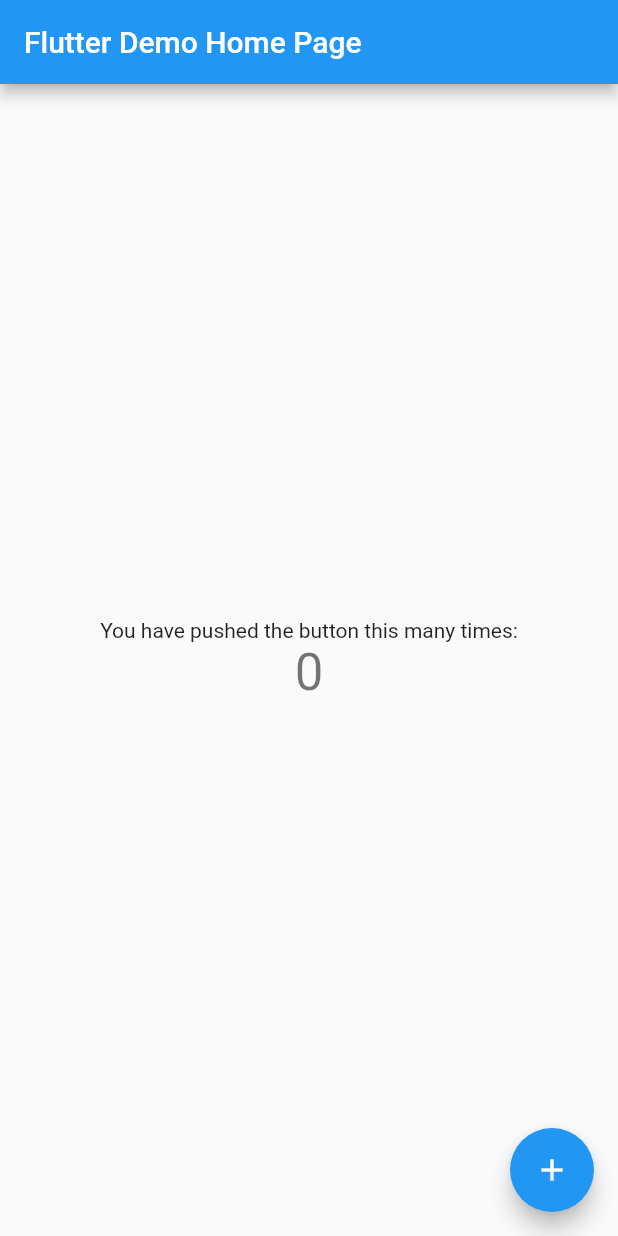
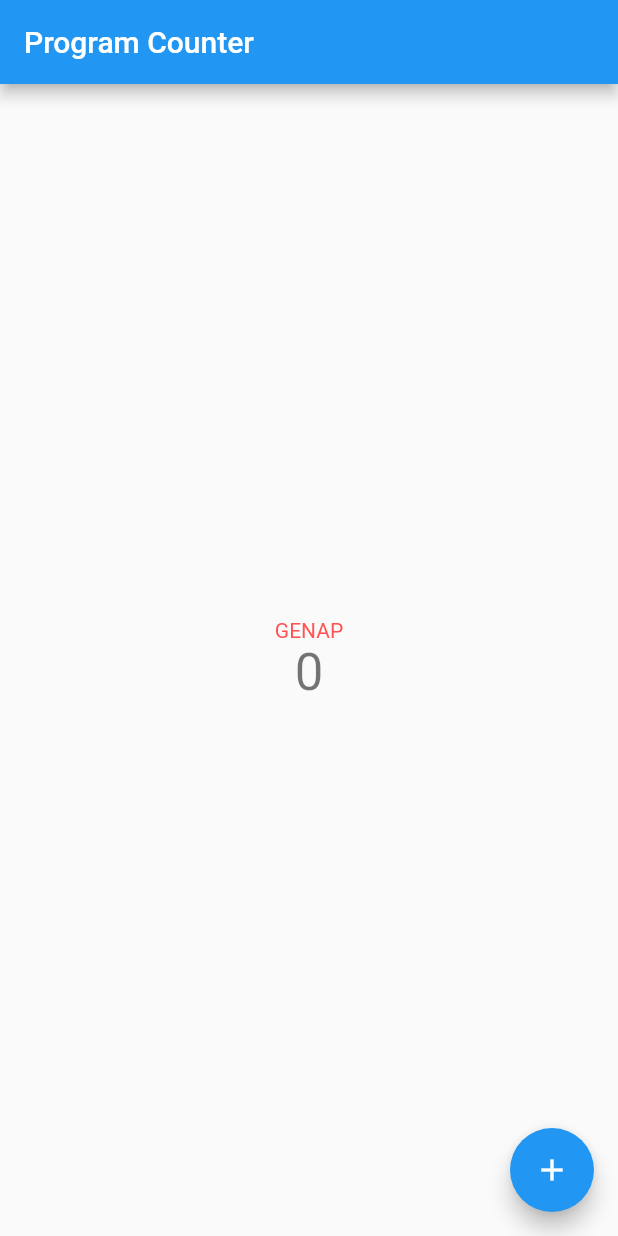
Before and after one commit to fajarriv/pbp-flutter-lab, a Flutter app: the screen it shows after launch, on a phone screen of 412 x 824 dp. Run offline on Flutter 3.47's test engine with Material 2 defaults, Android fonts, the phone set to English and light mode, and no system bars.

Commit message:
Finisihing Assignment 7

```diff
--- a/lib/main.dart
+++ b/lib/main.dart
@@ -1,4 +1,5 @@
 import 'package:flutter/material.dart';
+import 'package:counter_7/tugas7.dart';
 
 void main() {
   runApp(const MyApp());
@@ -11,7 +12,7 @@ class MyApp extends StatelessWidget {
   @override
   Widget build(BuildContext context) {
     return MaterialApp(
-      title: 'Flutter Demo',
+      title: 'Program Counter',
       theme: ThemeData(
         // This is the theme of your application.
         //
@@ -24,92 +25,92 @@ class MyApp extends StatelessWidget {
         // is not restarted.
         primarySwatch: Colors.blue,
       ),
-      home: const MyHomePage(title: 'Flutter Demo Home Page'),
+      home: const Counter()
     );
   }
 }
 
-class MyHomePage extends StatefulWidget {
-  const MyHomePage({super.key, required this.title});
+// class MyHomePage extends StatefulWidget {
+//   const MyHomePage({super.key, required this.title});
 
-  // This widget is the home page of your application. It is stateful, meaning
-  // that it has a State object (defined below) that contains fields that affect
-  // how it looks.
+//   // This widget is the home page of your application. It is stateful, meaning
+//   // that it has a State object (defined below) that contains fields that affect
+//   // how it looks.
 
-  // This class is the configuration for the state. It holds the values (in this
-  // case the title) provided by the parent (in this case the App widget) and
-  // used by the build method of the State. Fields in a Widget subclass are
-  // always marked "final".
+//   // This class is the configuration for the state. It holds the values (in this
+//   // case the title) provided by the parent (in this case the App widget) and
+//   // used by the build method of the State. Fields in a Widget subclass are
+//   // always marked "final".
 
-  final String title;
+//   final String title;
 
-  @override
-  State<MyHomePage> createState() => _MyHomePageState();
-}
+//   @override
+//   State<MyHomePage> createState() => _MyHomePageState();
+// }
 
-class _MyHomePageState extends State<MyHomePage> {
-  int _counter = 0;
+// class _MyHomePageState extends State<MyHomePage> {
+//   int _counter = 0;
 
-  void _incrementCounter() {
-    setState(() {
-      // This call to setState tells the Flutter framework that something has
-      // changed in this State, which causes it to rerun the build method below
-      // so that the display can reflect the updated values. If we changed
-      // _counter without calling setState(), then the build method would not be
-      // called again, and so nothing would appear to happen.
-      _counter++;
-    });
-  }
+//   void _incrementCounter() {
+//     setState(() {
+//       // This call to setState tells the Flutter framework that something has
+//       // changed in this State, which causes it to rerun the build method below
+//       // so that the display can reflect the updated values. If we changed
+//       // _counter without calling setState(), then the build method would not be
+//       // called again, and so nothing would appear to happen.
+//       _counter++;
+//     });
+//   }
 
-  @override
-  Widget build(BuildContext context) {
-    // This method is rerun every time setState is called, for instance as done
-    // by the _incrementCounter method above.
-    //
-    // The Flutter framework has been optimized to make rerunning build methods
-    // fast, so that you can just rebuild anything that needs updating rather
-    // than having to individually change instances of widgets.
-    return Scaffold(
-      appBar: AppBar(
-        // Here we take the value from the MyHomePage object that was created by
-        // the App.build method, and use it to set our appbar title.
-        title: Text(widget.title),
-      ),
-      body: Center(
-        // Center is a layout widget. It takes a single child and positions it
-        // in the middle of the parent.
-        child: Column(
-          // Column is also a layout widget. It takes a list of children and
-          // arranges them vertically. By default, it sizes itself to fit its
-          // children horizontally, and tries to be as tall as its parent.
-          //
-          // Invoke "debug painting" (press "p" in the console, choose the
-          // "Toggle Debug Paint" action from the Flutter Inspector in Android
-          // Studio, or the "Toggle Debug Paint" command in Visual Studio Code)
-          // to see the wireframe for each widget.
-          //
-          // Column has various properties to control how it sizes itself and
-          // how it positions its children. Here we use mainAxisAlignment to
-          // center the children vertically; the main axis here is the vertical
-          // axis because Columns are vertical (the cross axis would be
-          // horizontal).
-          mainAxisAlignment: MainAxisAlignment.center,
-          children: <Widget>[
-            const Text(
-              'You have pushed the button this many times:',
-            ),
-            Text(
-              '$_counter',
-              style: Theme.of(context).textTheme.headline4,
-            ),
-          ],
-        ),
-      ),
-      floatingActionButton: FloatingActionButton(
-        onPressed: _incrementCounter,
-        tooltip: 'Increment',
-        child: const Icon(Icons.add),
-      ), // This trailing comma makes auto-formatting nicer for build methods.
-    );
-  }
-}
+//   @override
+//   Widget build(BuildContext context) {
+//     // This method is rerun every time setState is called, for instance as done
+//     // by the _incrementCounter method above.
+//     //
+//     // The Flutter framework has been optimized to make rerunning build methods
+//     // fast, so that you can just rebuild anything that needs updating rather
+//     // than having to individually change instances of widgets.
+//     return Scaffold(
+//       appBar: AppBar(
+//         // Here we take the value from the MyHomePage object that was created by
+//         // the App.build method, and use it to set our appbar title.
+//         title: Text(widget.title),
+//       ),
+//       body: Center(
+//         // Center is a layout widget. It takes a single child and positions it
+//         // in the middle of the parent.
+//         child: Column(
+//           // Column is also a layout widget. It takes a list of children and
+//           // arranges them vertically. By default, it sizes itself to fit its
+//           // children horizontally, and tries to be as tall as its parent.
+//           //
+//           // Invoke "debug painting" (press "p" in the console, choose the
+//           // "Toggle Debug Paint" action from the Flutter Inspector in Android
+//           // Studio, or the "Toggle Debug Paint" command in Visual Studio Code)
+//           // to see the wireframe for each widget.
+//           //
+//           // Column has various properties to control how it sizes itself and
+//           // how it positions its children. Here we use mainAxisAlignment to
+//           // center the children vertically; the main axis here is the vertical
+//           // axis because Columns are vertical (the cross axis would be
+//           // horizontal).
+//           mainAxisAlignment: MainAxisAlignment.center,
+//           children: <Widget>[
+//             const Text(
+//               'You have pushed the button this many times:',
+//             ),
+//             Text(
+//               '$_counter',
+//               style: Theme.of(context).textTheme.headline4,
+//             ),
+//           ],
+//         ),
+//       ),
+//       floatingActionButton: FloatingActionButton(
+//         onPressed: _incrementCounter,
+//         tooltip: 'Increment',
+//         child: const Icon(Icons.add),
+//       ), // This trailing comma makes auto-formatting nicer for build methods.
+//     );
+//   }
+// }
--- /dev/null
+++ b/lib/tugas7.dart
@@ -0,0 +1,71 @@
+import 'package:flutter/material.dart';
+
+class Counter extends StatefulWidget {
+  const Counter({Key? key}) : super(key: key);
+
+  @override
+  State<Counter> createState() => _CounterState();
+}
+
+class _CounterState extends State<Counter> {
+  int _counter = 0;
+
+  void _incrementCounter() {
+    setState(() {
+      _counter++;
+    });
+  }
+
+  void _decrementCounter() {
+    setState(() {
+      if (_counter > 0) {
+        _counter--;
+      }
+    });
+  }
+
+  @override
+  Widget build(BuildContext context) {
+    return Scaffold(
+      appBar: AppBar(
+        title: const Text('Program Counter'),
+      ),
+      body: Center(
+        child: Column(
+          mainAxisAlignment: MainAxisAlignment.center,
+          children: [
+            if (_counter % 2 == 0)
+              const Text('GENAP', style: TextStyle(color: Colors.redAccent))
+            else
+              const Text('GANJIL', style: TextStyle(color: Colors.blueAccent)),
+            Text(
+              '$_counter',
+              style: Theme.of(context).textTheme.headline4,
+            )
+          ],
+        ),
+      ),
+      floatingActionButton: Row(
+        mainAxisAlignment: MainAxisAlignment.spaceBetween,
+        children: [
+          Padding(
+            padding: const EdgeInsets.only(left: 30.0),
+            child: Visibility(
+              visible: _counter != 0,
+              child: FloatingActionButton(
+                onPressed: _decrementCounter,
+                tooltip: 'Decrement',
+                child: const Icon(Icons.remove),
+              ),
+            ),
+          ),
+          FloatingActionButton(
+            onPressed: _incrementCounter,
+            tooltip: 'Increment',
+            child: const Icon(Icons.add),
+          ),
+        ],
+      ),
+    );
+  }
+}
```
